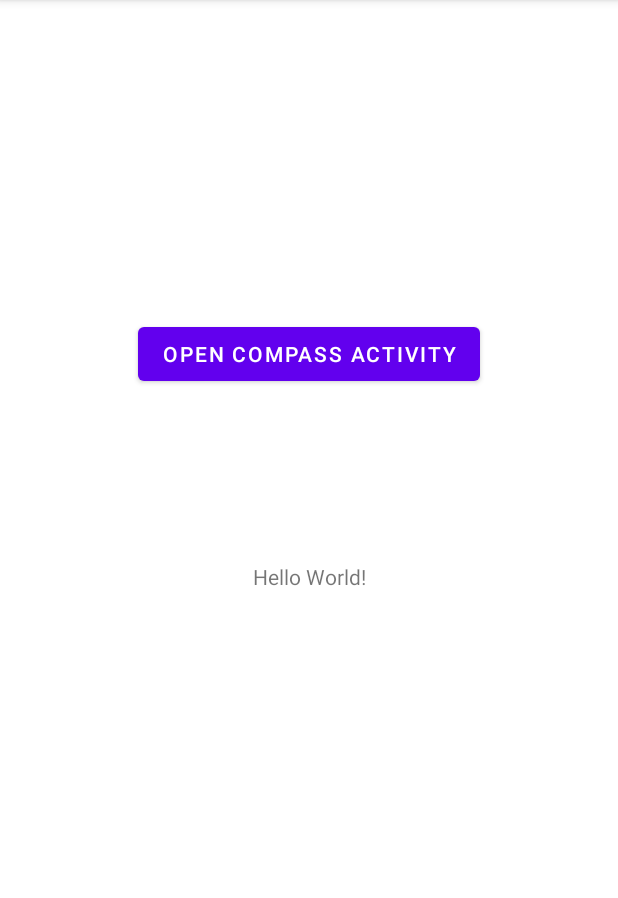
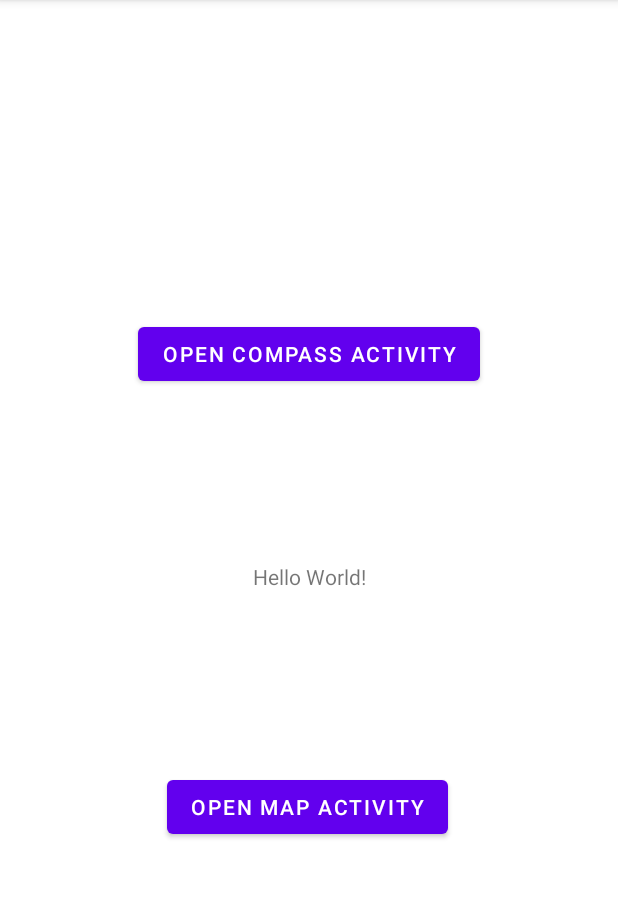
Before and after one commit to demasialol/CompassAppWiBtn, an Android app: the screen it shows after launch (MainActivity), on a phone screen of 412 x 824 dp, the part 84-982 px from its top. Run offline under Robolectric (Android 15) with nearby library versions, the phone set to English and light mode, and no system bars; 2 statements that could not run were skipped.

Commit message:
Compass + map

```diff
--- a/app/build.gradle
+++ b/app/build.gradle
@@ -33,6 +33,8 @@ dependencies {
     implementation 'androidx.appcompat:appcompat:1.2.0'
     implementation 'com.google.android.material:material:1.3.0'
     implementation 'androidx.constraintlayout:constraintlayout:2.0.4'
+    implementation 'com.google.android.gms:play-services-maps:17.0.0'
+    implementation 'com.google.android.gms:play-services-location:18.0.0'
     testImplementation 'junit:junit:4.+'
     androidTestImplementation 'androidx.test.ext:junit:1.1.2'
     androidTestImplementation 'androidx.test.espresso:espresso-core:3.3.0'
--- a/app/src/main/java/com/androidapp/compassappwibtn/CompassActivity.java
+++ b/app/src/main/java/com/androidapp/compassappwibtn/CompassActivity.java
@@ -57,6 +57,6 @@ public class CompassActivity extends Activity {
     }
 
     private float radian2degree(float radian) {
-        return radian * 100 / (float)Math.PI;
+        return radian * 180 / (float)Math.PI;
     }
 }
--- a/app/src/main/java/com/androidapp/compassappwibtn/MainActivity.java
+++ b/app/src/main/java/com/androidapp/compassappwibtn/MainActivity.java
@@ -9,10 +9,8 @@ import android.widget.Button;
 
 public class MainActivity extends AppCompatActivity implements View.OnClickListener {
 
-    Button btnOpenCompass;
-    Intent intentCompassActivity;
-
-
+    Button btnOpenCompass, btnMap;
+    Intent intent;
 
     @Override
     protected void onCreate(Bundle savedInstanceState) {
@@ -20,6 +18,8 @@ public class MainActivity extends AppCompatActivity implements View.OnClickListe
         setContentView(R.layout.activity_main);
         btnOpenCompass = findViewById(R.id.btnOpenCompassView);
         btnOpenCompass.setOnClickListener(this);
+        btnMap.findViewById(R.id.btnMap);
+        btnMap.setOnClickListener(this);
 
     }
 
@@ -27,10 +27,14 @@ public class MainActivity extends AppCompatActivity implements View.OnClickListe
     public void onClick(View v) {
         switch(v.getId()){
             case R.id.btnOpenCompassView:
-                intentCompassActivity = new Intent(this, CompassActivity.class);
-                startActivity(intentCompassActivity); break;
+                intent = new Intent(this, CompassActivity.class);
+
+            case R.id.btnMap:
+                intent=  new Intent(this, MapsActivity.class);
             default: break;
 
+
         }
+        startActivity(intent);
     }
 }
--- a/app/src/main/res/layout/activity_main.xml
+++ b/app/src/main/res/layout/activity_main.xml
@@ -21,9 +21,20 @@
         android:layout_width="wrap_content"
         android:layout_height="wrap_content"
         android:layout_marginTop="212dp"
-        android:text="Open Compass Activity"
+        android:text="@string/open_compass_activity"
         app:layout_constraintEnd_toEndOf="parent"
         app:layout_constraintStart_toStartOf="parent"
         app:layout_constraintTop_toTopOf="parent" />
 
+    <Button
+        android:id="@+id/btnMap"
+        android:layout_width="wrap_content"
+        android:layout_height="wrap_content"
+        android:layout_marginTop="120dp"
+        android:text="@string/open_map_activity"
+        app:layout_constraintEnd_toEndOf="parent"
+        app:layout_constraintHorizontal_bias="0.497"
+        app:layout_constraintStart_toStartOf="parent"
+        app:layout_constraintTop_toBottomOf="@+id/textView" />
+
 </androidx.constraintlayout.widget.ConstraintLayout>
--- a/app/src/main/res/values/strings.xml
+++ b/app/src/main/res/values/strings.xml
@@ -1,3 +1,6 @@
 <resources>
     <string name="app_name">CompassAppWiBtn</string>
+    <string name="title_activity_maps">Map</string>
+    <string name="open_compass_activity">Open Compass Activity</string>
+    <string name="open_map_activity">Open Map Activity</string>
 </resources>
```
Also changed, not shown: app/src/debug/res/values/google_maps_api.xml (added, +24 -0 lines), app/src/main/AndroidManifest.xml (+26 -2 lines), app/src/main/java/com/androidapp/compassappwibtn/MapsActivity.java (added, +46 -0 lines), app/src/main/res/layout/activity_maps.xml (added, +9 -0 lines), 1 other file.
